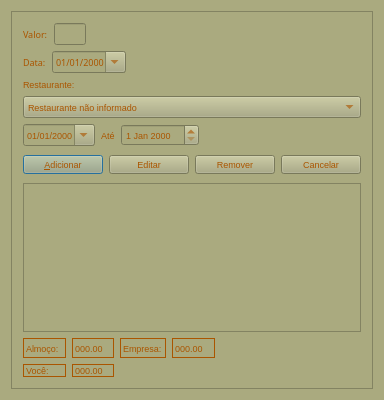
Old version of the form ui/almoco.ui in the repository tiagopascal/Almoco.
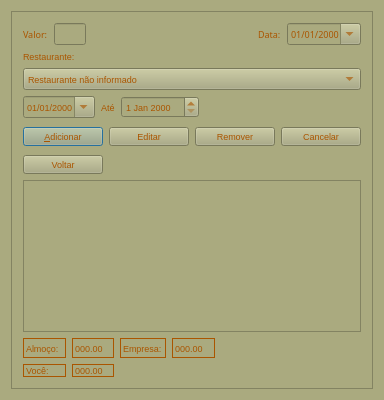
New version of the form.

Commit message: Adicionado botão voltar e mensagembox personalizada

```diff
--- a/ui/almoco.ui
+++ b/ui/almoco.ui
@@ -96,30 +96,7 @@
           </property>
          </widget>
         </item>
-       </layout>
-      </item>
-      <item row="1" column="0">
-       <layout class="QGridLayout" name="gridLayout_3">
-        <item row="1" column="1">
-         <widget class="QDateEdit" name="dateEdit_data">
-          <property name="font">
-           <font>
-            <family>ori1Uni</family>
-            <pointsize>7</pointsize>
-           </font>
-          </property>
-          <property name="styleSheet">
-           <string notr="true"/>
-          </property>
-          <property name="displayFormat">
-           <string>dd/MM/yyyy</string>
-          </property>
-          <property name="calendarPopup">
-           <bool>true</bool>
-          </property>
-         </widget>
-        </item>
-        <item row="1" column="0">
+        <item row="0" column="3">
          <widget class="QLabel" name="label_2">
           <property name="font">
            <font>
@@ -138,22 +115,28 @@
           </property>
          </widget>
         </item>
-        <item row="1" column="2">
-         <spacer name="horizontalSpacer">
-          <property name="orientation">
-           <enum>Qt::Horizontal</enum>
+        <item row="0" column="4">
+         <widget class="QDateEdit" name="dateEdit_data">
+          <property name="font">
+           <font>
+            <family>ori1Uni</family>
+            <pointsize>7</pointsize>
+           </font>
           </property>
-          <property name="sizeHint" stdset="0">
-           <size>
-            <width>40</width>
-            <height>20</height>
-           </size>
+          <property name="styleSheet">
+           <string notr="true"/>
           </property>
-         </spacer>
+          <property name="displayFormat">
+           <string>dd/MM/yyyy</string>
+          </property>
+          <property name="calendarPopup">
+           <bool>true</bool>
+          </property>
+         </widget>
         </item>
        </layout>
       </item>
-      <item row="2" column="0">
+      <item row="1" column="0">
        <layout class="QGridLayout" name="gridLayout_6">
         <item row="0" column="0">
          <widget class="QLabel" name="label_5">
@@ -234,7 +217,7 @@
         </item>
        </layout>
       </item>
-      <item row="3" column="0">
+      <item row="2" column="0">
        <layout class="QGridLayout" name="gridLayout">
         <item row="0" column="0">
          <widget class="QPushButton" name="pushButton_adicionar">
@@ -301,9 +284,21 @@
           </property>
          </widget>
         </item>
+        <item row="1" column="0">
+         <widget class="QPushButton" name="pushButton_voltar">
+          <property name="font">
+           <font>
+            <pointsize>7</pointsize>
+           </font>
+          </property>
+          <property name="text">
+           <string>Voltar</string>
+          </property>
+         </widget>
+        </item>
        </layout>
       </item>
-      <item row="4" column="0">
+      <item row="3" column="0">
        <layout class="QGridLayout" name="gridLayout_5">
         <item row="0" column="0" colspan="7">
          <widget class="QListWidget" name="listWidget_lista">
```
Left out of the diff: 1 changed line with no effect on the pictures. The commit also changes 10 other files.
